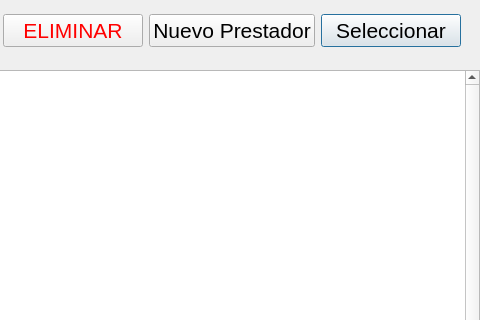
Qt form prestadorbuscar.ui (agustingabiola/mutCam) before a commit; both pictures show x 820 to 1300 and y 0 to 320 of the 1300 by 650 pixel window.
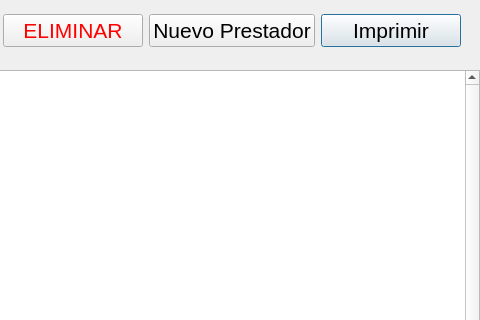
The same form after that commit. Icons and pictures are not drawn.

Commit message: Agregado imprimir prestadores

The edit to the form file:
```diff
--- a/prestadorbuscar.ui
+++ b/prestadorbuscar.ui
@@ -290,7 +290,7 @@
        </font>
       </property>
       <property name="text">
-       <string>Seleccionar</string>
+       <string>Imprimir</string>
       </property>
       <property name="autoDefault">
        <bool>true</bool>
```
Left out of the diff: 2 changed lines with no effect on the pictures. The commit also changes 10 other files.
